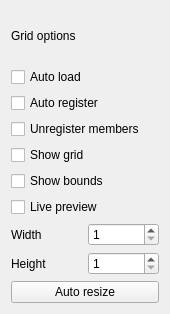
Old version of the form ui/GridOptions.ui in the repository Fefedu973/OpenRGBVisualMapPlugin.
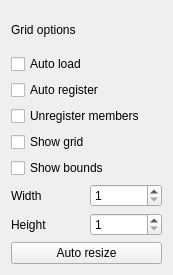
New version of the form.

Diff of the .ui file:
```diff
--- a/ui/GridOptions.ui
+++ b/ui/GridOptions.ui
@@ -6,8 +6,8 @@
    <rect>
     <x>0</x>
     <y>0</y>
-    <width>170</width>
-    <height>314</height>
+    <width>173</width>
+    <height>275</height>
    </rect>
   </property>
   <property name="sizePolicy">
@@ -20,7 +20,7 @@
    <string>Form</string>
   </property>
   <layout class="QGridLayout" name="gridLayout_4" columnstretch="0,0">
-   <item row="7" column="1">
+   <item row="6" column="1">
     <widget class="QSpinBox" name="w_spinBox">
      <property name="minimum">
       <number>1</number>
@@ -33,40 +33,6 @@
      </property>
     </widget>
    </item>
-   <item row="7" column="0">
-    <widget class="QLabel" name="width">
-     <property name="text">
-      <string>Width</string>
-     </property>
-    </widget>
-   </item>
-   <item row="8" column="1">
-    <widget class="QSpinBox" name="h_spinBox">
-     <property name="minimum">
-      <number>1</number>
-     </property>
-     <property name="maximum">
-      <number>1024</number>
-     </property>
-     <property name="singleStep">
-      <number>1</number>
-     </property>
-    </widget>
-   </item>
-   <item row="8" column="0">
-    <widget class="QLabel" name="height">
-     <property name="text">
-      <string>Height</string>
-     </property>
-    </widget>
-   </item>
-   <item row="14" column="0" colspan="2">
-    <widget class="QPushButton" name="auto_resize">
-     <property name="text">
-      <string>Auto resize</string>
-     </property>
-    </widget>
-   </item>
    <item row="0" column="0" colspan="2">
     <widget class="QLabel" name="label">
      <property name="text">
@@ -74,27 +40,6 @@
      </property>
     </widget>
    </item>
-   <item row="1" column="0" colspan="2">
-    <widget class="QCheckBox" name="auto_load_checkBox">
-     <property name="text">
-      <string>Auto load</string>
-     </property>
-    </widget>
-   </item>
-   <item row="2" column="0" colspan="2">
-    <widget class="QCheckBox" name="auto_register_checkBox">
-     <property name="text">
-      <string>Auto register</string>
-     </property>
-    </widget>
-   </item>
-   <item row="3" column="0" colspan="2">
-    <widget class="QCheckBox" name="unregister_members_checkBox">
-     <property name="text">
-      <string>Unregister members</string>
-     </property>
-    </widget>
-   </item>
    <item row="4" column="0" colspan="2">
     <widget class="QCheckBox" name="grid_checkBox">
      <property name="text">
@@ -109,10 +54,58 @@
      </property>
     </widget>
    </item>
-   <item row="6" column="0" colspan="2">
-    <widget class="QCheckBox" name="live_preview_checkBox">
+   <item row="3" column="0" colspan="2">
+    <widget class="QCheckBox" name="unregister_members_checkBox">
      <property name="text">
-      <string>Live preview</string>
+      <string>Unregister members</string>
+     </property>
+    </widget>
+   </item>
+   <item row="1" column="0" colspan="2">
+    <widget class="QCheckBox" name="auto_load_checkBox">
+     <property name="text">
+      <string>Auto load</string>
+     </property>
+    </widget>
+   </item>
+   <item row="7" column="1">
+    <widget class="QSpinBox" name="h_spinBox">
+     <property name="minimum">
+      <number>1</number>
+     </property>
+     <property name="maximum">
+      <number>1024</number>
+     </property>
+     <property name="singleStep">
+      <number>1</number>
+     </property>
+    </widget>
+   </item>
+   <item row="13" column="0" colspan="2">
+    <widget class="QPushButton" name="auto_resize">
+     <property name="text">
+      <string>Auto resize</string>
+     </property>
+    </widget>
+   </item>
+   <item row="2" column="0" colspan="2">
+    <widget class="QCheckBox" name="auto_register_checkBox">
+     <property name="text">
+      <string>Auto register</string>
+     </property>
+    </widget>
+   </item>
+   <item row="7" column="0">
+    <widget class="QLabel" name="height">
+     <property name="text">
+      <string>Height</string>
+     </property>
+    </widget>
+   </item>
+   <item row="6" column="0">
+    <widget class="QLabel" name="width">
+     <property name="text">
+      <string>Width</string>
      </property>
     </widget>
    </item>
```
